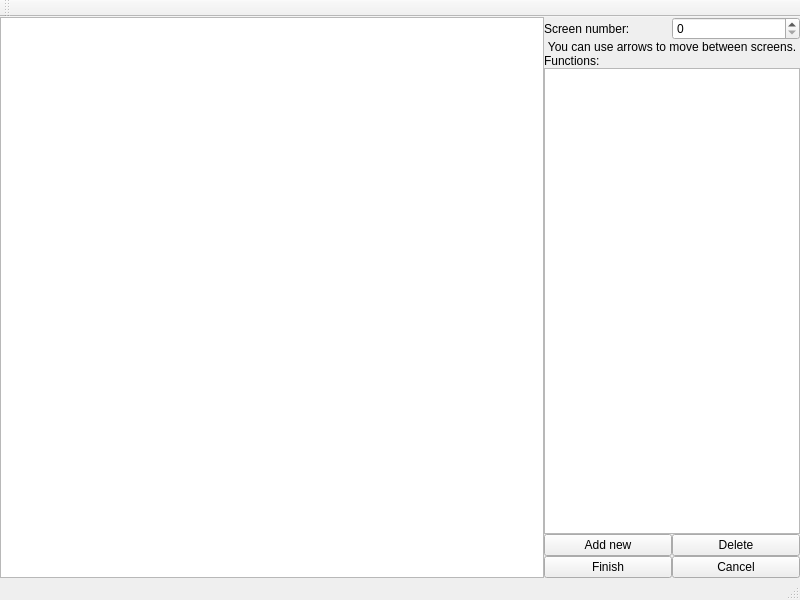
Above: Design/ScreenMapper.ui from Kanter666/Botter before the change. Below: the same form after it.
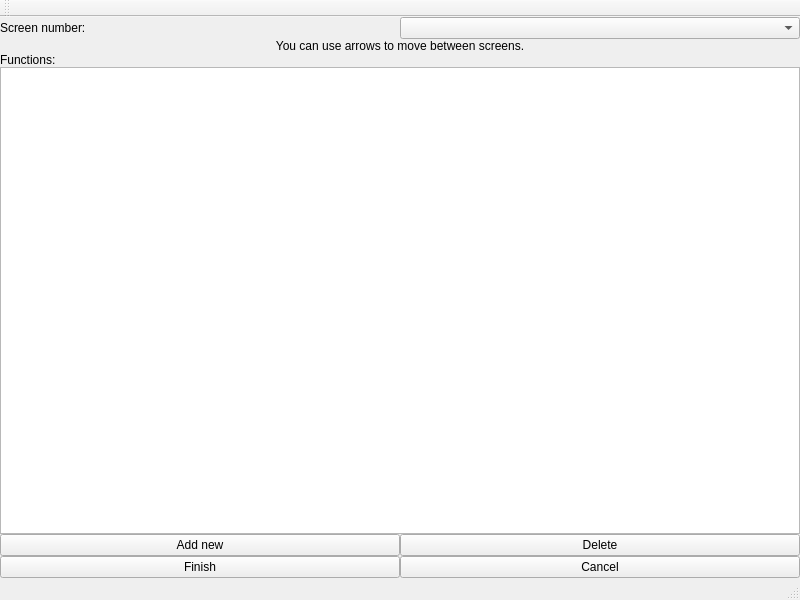
That is the form after the change.

```diff
--- a/Design/ScreenMapper.ui
+++ b/Design/ScreenMapper.ui
@@ -64,11 +64,8 @@
       </property>
      </widget>
     </item>
-    <item row="0" column="0" rowspan="6">
-     <widget class="QGraphicsView" name="graphicsView"/>
-    </item>
     <item row="0" column="2">
-     <widget class="QSpinBox" name="spinBox_2"/>
+     <widget class="QComboBox" name="screens_cb"/>
     </item>
     <item row="4" column="1">
      <widget class="QPushButton" name="pushButton_3">
```
Left out of the diff: 2 changed lines with no effect on the pictures.
